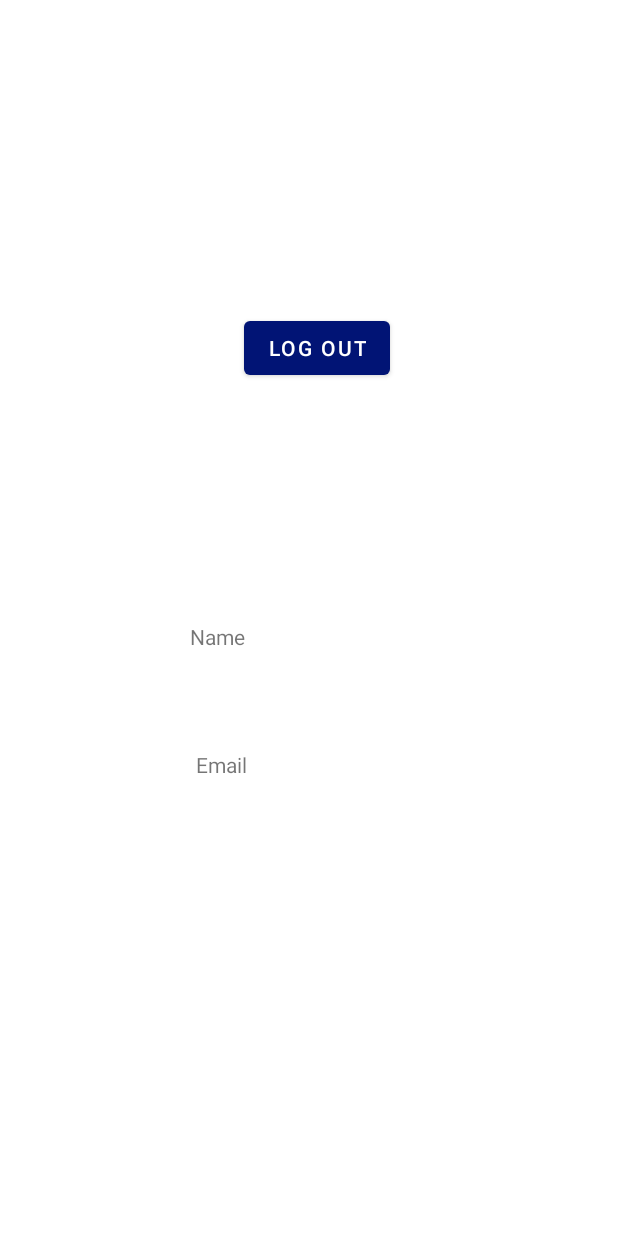
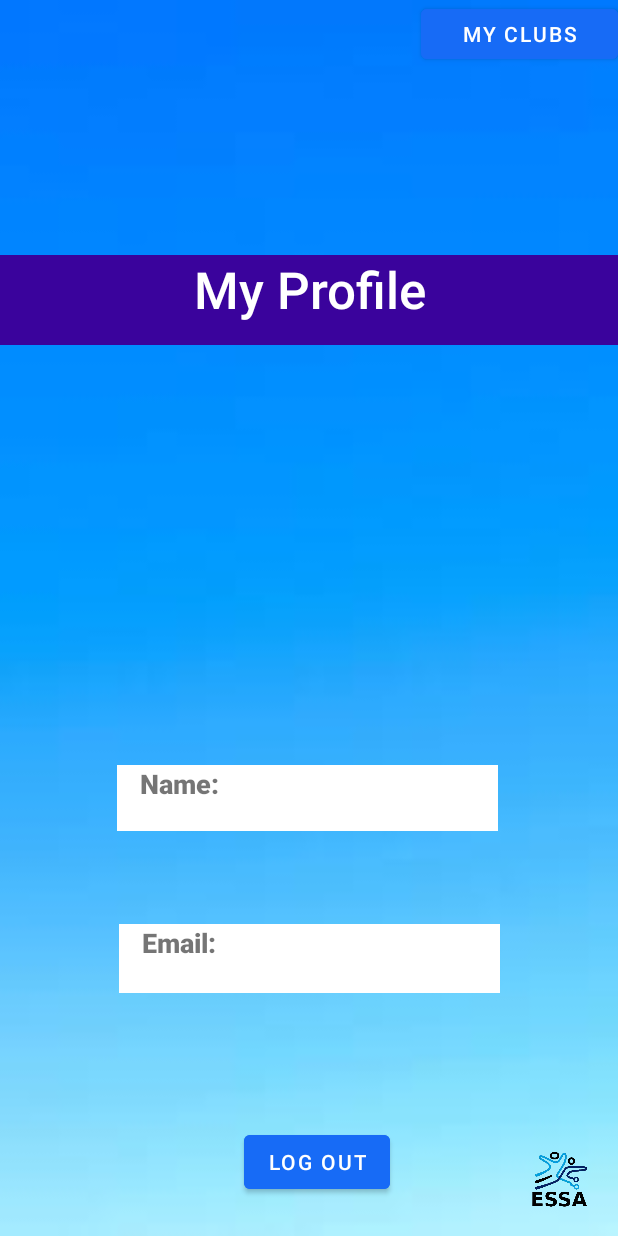
Before and after one commit to eeibmce/Ericsson-Sports-n-Social, an Android app: the Profile screen opened directly, with no data from a screen before it, on a phone screen of 412 x 824 dp. Run offline under Robolectric (Android 15) with nearby library versions, the phone set to English and light mode, and no system bars; our stand-ins replace Firebase (no records; nobody signed in at launch, a user with empty details on screens opened directly).

Commit message:
to merge

```diff
--- a/app/src/main/java/com/example/sportsnspocialapp/Profile.java
+++ b/app/src/main/java/com/example/sportsnspocialapp/Profile.java
@@ -5,6 +5,7 @@
 import android.util.Log;
 import android.view.View;
 import android.widget.Button;
+import android.widget.Spinner;
 import android.widget.TextView;
 import android.widget.Toast;
 
--- a/app/src/main/res/layout/activity_profile.xml
+++ b/app/src/main/res/layout/activity_profile.xml
@@ -4,66 +4,134 @@
     xmlns:tools="http://schemas.android.com/tools"
     android:layout_width="match_parent"
     android:layout_height="match_parent"
+    android:background="@drawable/background"
     tools:context=".Profile">
 
     <Button
         android:id="@+id/out"
         android:layout_width="wrap_content"
         android:layout_height="wrap_content"
+        android:backgroundTint="#176bf6"
         android:onClick="logout"
         android:text="Log Out"
-        app:layout_constraintBottom_toTopOf="@+id/profileName"
+        app:layout_constraintBottom_toBottomOf="parent"
         app:layout_constraintEnd_toEndOf="parent"
         app:layout_constraintHorizontal_bias="0.517"
         app:layout_constraintStart_toStartOf="parent"
-        app:layout_constraintTop_toBottomOf="@+id/Verify" />
+        app:layout_constraintTop_toBottomOf="@+id/Verify"
+        app:layout_constraintVertical_bias="0.954" />
 
     <Button
         android:id="@+id/Verify"
         android:layout_width="wrap_content"
         android:layout_height="wrap_content"
+        android:backgroundTint="#176bf6"
+        android:drawableTint="#03C11212"
+        android:foregroundTint="@color/white"
         android:text="Verify"
+        app:iconTint="#8E2424"
         app:layout_constraintBottom_toBottomOf="parent"
         app:layout_constraintEnd_toEndOf="parent"
+        app:layout_constraintHorizontal_bias="0.497"
         app:layout_constraintStart_toStartOf="parent"
         app:layout_constraintTop_toTopOf="parent"
-        app:layout_constraintVertical_bias="0.060000002" />
+        app:layout_constraintVertical_bias="0.279"
+        app:rippleColor="#05951717"
+        app:strokeColor="#C11212" />
 
     <TextView
         android:id="@+id/VerifyText"
-        android:layout_width="192dp"
-        android:layout_height="40dp"
+        android:layout_width="206dp"
+        android:layout_height="51dp"
         android:layout_marginTop="16dp"
+        android:background="#039F0D0D"
         android:text="Email Not Verified"
         android:textAlignment="center"
+        android:textColor="@color/white"
         android:textSize="20sp"
         android:textStyle="bold"
         app:layout_constraintBottom_toTopOf="@+id/Verify"
         app:layout_constraintEnd_toEndOf="parent"
-        app:layout_constraintHorizontal_bias="0.497"
+        app:layout_constraintHorizontal_bias="0.495"
         app:layout_constraintStart_toStartOf="parent"
         app:layout_constraintTop_toTopOf="parent"
-        app:layout_constraintVertical_bias="0.0" />
+        app:layout_constraintVertical_bias="1.0" />
 
     <TextView
         android:id="@+id/profileName"
-        android:layout_width="159dp"
+        android:layout_width="254dp"
         android:layout_height="44dp"
-        android:text="Name"
+        android:background="@color/white"
+        android:backgroundTint="@color/white"
+        android:fontFamily="sans-serif-black"
+        android:paddingHorizontal="15dp"
+        android:text="Name:"
+        android:textSize="18sp"
         app:layout_constraintBottom_toBottomOf="parent"
         app:layout_constraintEnd_toEndOf="parent"
+        app:layout_constraintHorizontal_bias="0.494"
         app:layout_constraintStart_toStartOf="parent"
-        app:layout_constraintTop_toBottomOf="@+id/Verify" />
+        app:layout_constraintTop_toBottomOf="@+id/Verify"
+        app:layout_constraintVertical_bias="0.509" />
 
     <TextView
         android:id="@+id/profileEmail"
-        android:layout_width="149dp"
-        android:layout_height="44dp"
-        android:text="Email"
+        android:layout_width="254dp"
+        android:layout_height="46dp"
+        android:background="@color/white"
+        android:fontFamily="sans-serif-black"
+        android:paddingHorizontal="15dp"
+        android:text="Email:"
+        android:textSize="18sp"
         app:layout_constraintBottom_toBottomOf="parent"
         app:layout_constraintEnd_toEndOf="parent"
-        app:layout_constraintHorizontal_bias="0.498"
+        app:layout_constraintHorizontal_bias="0.5"
         app:layout_constraintStart_toStartOf="parent"
-        app:layout_constraintTop_toBottomOf="@+id/profileName"
-        app:layout_constraintVertical_bias="0.128" />
+        app:layout_constraintTop_toTopOf="parent"
+        app:layout_constraintVertical_bias="0.792" />
+
+    <TextView
+        android:id="@+id/textView4"
+        android:layout_width="432dp"
+        android:layout_height="60dp"
+        android:background="#3A039C"
+        android:fontFamily="sans-serif-medium"
+        android:text="My Profile"
+        android:textAlignment="center"
+        android:textColor="@color/white"
+        android:textSize="34sp"
+        app:layout_constraintBottom_toTopOf="@+id/VerifyText"
+        app:layout_constraintEnd_toEndOf="parent"
+        app:layout_constraintHorizontal_bias="0.504"
+        app:layout_constraintStart_toStartOf="parent"
+        app:layout_constraintTop_toTopOf="parent"
+        app:layout_constraintVertical_bias="1.0" />
+
+    <Button
+        android:id="@+id/button"
+        android:layout_width="131dp"
+        android:layout_height="45dp"
+        android:backgroundTint="#176bf6"
+        android:text="My Clubs"
+        app:layout_constraintBottom_toBottomOf="parent"
+        app:layout_constraintEnd_toEndOf="parent"
+        app:layout_constraintHorizontal_bias="1.0"
+        app:layout_constraintStart_toStartOf="parent"
+        app:layout_constraintTop_toTopOf="parent"
+        app:layout_constraintVertical_bias="0.0"
+        tools:context="com.example.spinner.activity_profile" />
+
+    <ImageView
+        android:id="@+id/imageView5"
+        android:layout_width="78dp"
+        android:layout_height="73dp"
+        app:layout_constraintBottom_toBottomOf="parent"
+        app:layout_constraintEnd_toEndOf="parent"
+        app:layout_constraintHorizontal_bias="1.0"
+        app:layout_constraintStart_toStartOf="@+id/textView4"
+        app:layout_constraintTop_toTopOf="parent"
+        app:layout_constraintVertical_bias="1.0"
+        app:srcCompat="@drawable/essalogo" />
+
+
 </androidx.constraintlayout.widget.ConstraintLayout>
```
Also changed, not shown: app/build.gradle (+22 -9 lines), app/src/main/res/layout/activity_login.xml (+28 -9 lines), build.gradle (+8 -2 lines).
